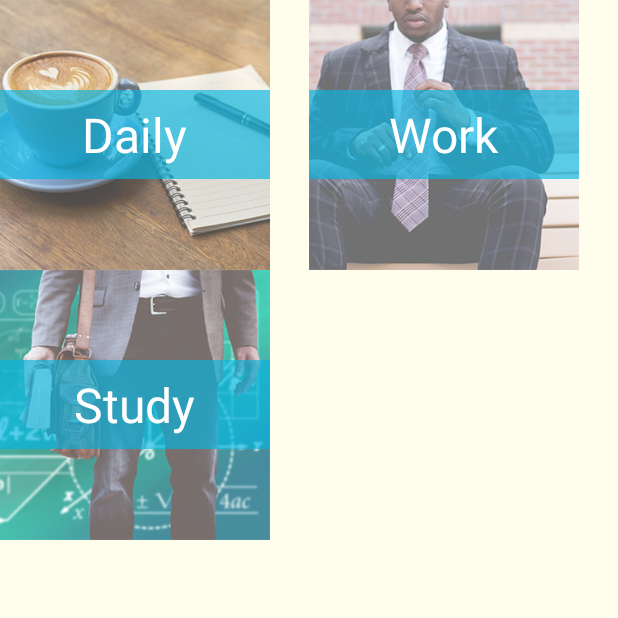
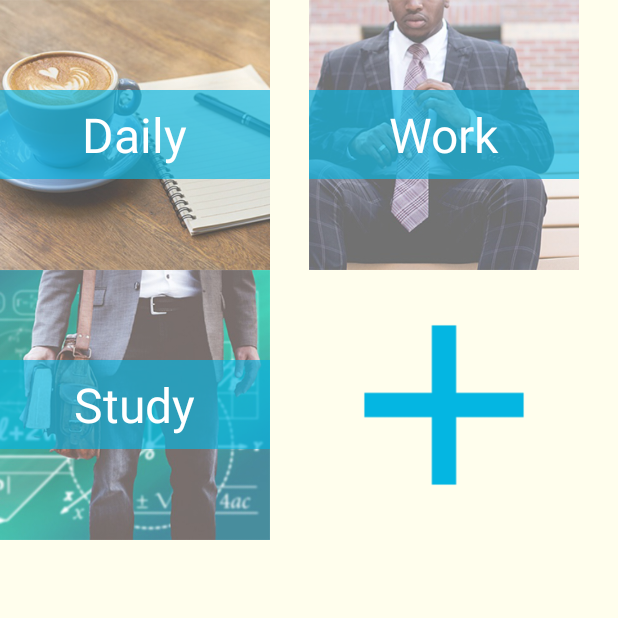
Before and after one commit to patrykserek/forget-me-not, an Android app: the fragment CategoriesFragment shown on its own in the app's theme, on a phone screen of 412 x 824 dp, the top half of it. Run offline under Robolectric (Android 15) with nearby library versions, the phone set to English and light mode, and no system bars; our stand-ins replace Room's generated code, RxJava; 1 statement that could not run was skipped.

Commit message:
integration db with categories view

```diff
--- a/app/build.gradle
+++ b/app/build.gradle
@@ -46,7 +46,8 @@ dependencies {
     }
     implementation 'uk.co.chrisjenx:calligraphy:2.3.0'
     implementation 'android.arch.persistence.room:runtime:1.0.0'
-    annotationProcessor 'android.arch.persistence.room:compiler:1.0.0'
+    implementation 'android.arch.persistence.room:rxjava2:1.0.0'
+    kapt "android.arch.persistence.room:compiler:1.0.0"
     compile 'io.reactivex.rxjava2:rxandroid:2.0.1'
     compile 'io.reactivex.rxjava2:rxjava:2.1.7'
 }
--- /dev/null
+++ b/app/src/main/java/com/keresmi/forgetmenot/categories/AddCategoryDialog.kt
@@ -0,0 +1,13 @@
+package com.keresmi.forgetmenot.categories
+
+import android.app.DialogFragment
+
+
+/**
+ * Created by keresmi.
+ * https://github.com/keresmi
+ */
+class AddCategoryDialog: DialogFragment() {
+
+
+}
--- a/app/src/main/java/com/keresmi/forgetmenot/categories/CategoriesAdapter.kt
+++ b/app/src/main/java/com/keresmi/forgetmenot/categories/CategoriesAdapter.kt
@@ -1,6 +1,5 @@
 package com.keresmi.forgetmenot.categories
 
-import android.content.Context
 import android.support.v7.widget.RecyclerView
 import android.view.View
 import android.view.ViewGroup
@@ -12,8 +11,7 @@ import kotlinx.android.synthetic.main.item_category.view.*
  * Created by keresmi.
  * https://github.com/keresmi
  */
-class CategoriesAdapter(private val categories: List<CategoryVM>, private val context: Context,
-                        private val listener: (CategoryVM) -> Unit) :
+class CategoriesAdapter(private val categories: List<CategoryVM>, private val listener: (CategoryVM) -> Unit) :
         RecyclerView.Adapter<CategoriesAdapter.CategoryViewHolder>() {
 
     override fun onCreateViewHolder(parent: ViewGroup, viewType: Int): CategoryViewHolder {
@@ -27,13 +25,10 @@ class CategoriesAdapter(private val categories: List<CategoryVM>, private val co
 
     inner class CategoryViewHolder(itemView: View) : RecyclerView.ViewHolder(itemView) {
         fun bind(categoryVm: CategoryVM, listener: (CategoryVM) -> Unit) {
+            if (categoryVm.name.isEmpty()) itemView.category_name_background.visibility = View.GONE
+            else itemView.category_name.text = categoryVm.name
             itemView.setOnClickListener { listener(categoryVm) }
-            itemView.category_name.text = categoryVm.name
-            val resId = getImageResByName(categoryVm.imageName)
-            if (resId != 0) itemView.category_image.setImageResource(resId)
+            itemView.category_image.setImageResource(categoryVm.imageRes)
         }
-
-        private fun getImageResByName(resName: String): Int =
-                context.resources.getIdentifier(resName, "drawable", context.packageName)
     }
 }
--- a/app/src/main/java/com/keresmi/forgetmenot/categories/CategoriesContract.kt
+++ b/app/src/main/java/com/keresmi/forgetmenot/categories/CategoriesContract.kt
@@ -1,4 +1,6 @@
 package com.keresmi.forgetmenot.categories
+
+import com.keresmi.forgetmenot.db.dao.CategoryDao
 
 
 /**
@@ -14,6 +16,8 @@ interface CategoriesContract {
     interface Presenter {
         fun attachView(view: View)
         fun detachView()
+        fun init(categoryDao: CategoryDao, listener: () -> Unit)
         fun getCategories()
+        fun addCategory(categoryVM: CategoryVM)
     }
 }
--- a/app/src/main/java/com/keresmi/forgetmenot/categories/CategoriesFragment.kt
+++ b/app/src/main/java/com/keresmi/forgetmenot/categories/CategoriesFragment.kt
@@ -8,6 +8,7 @@ import android.view.LayoutInflater
 import android.view.View
 import android.view.ViewGroup
 import com.keresmi.forgetmenot.R
+import com.keresmi.forgetmenot.db.LocalDatabase
 import kotlinx.android.synthetic.main.fragment_categories.*
 
 /**
@@ -18,15 +19,14 @@ class CategoriesFragment : Fragment(), CategoriesContract.View {
 
     private val presenter: CategoriesContract.Presenter = CategoriesPresenter()
 
-    override fun onCreateView(inflater: LayoutInflater?, container: ViewGroup?, savedInstanceState: Bundle?): View? {
-        return inflater?.inflate(R.layout.fragment_categories, container, false)
-    }
+    override fun onCreateView(inflater: LayoutInflater?, container: ViewGroup?, savedInstanceState: Bundle?): View? =
+            inflater?.inflate(R.layout.fragment_categories, container, false)
 
     override fun onViewCreated(view: View?, savedInstanceState: Bundle?) {
         super.onViewCreated(view, savedInstanceState)
         activity.setTitle(R.string.categories)
         presenter.attachView(this)
-        presenter.getCategories()
+        presenter.init(LocalDatabase.getInstance(context).categoryDao(), { presenter.getCategories() })
     }
 
     override fun onDestroyView() {
@@ -36,7 +36,7 @@ class CategoriesFragment : Fragment(), CategoriesContract.View {
 
     override fun showCategories(categories: List<CategoryVM>) {
         categories_recycler_view.layoutManager = GridLayoutManager(context, 2)
-        categories_recycler_view.adapter = CategoriesAdapter(categories, context,
+        categories_recycler_view.adapter = CategoriesAdapter(categories,
                 { categoryVM -> openCategory(categoryVM.name) })
     }
 
--- a/app/src/main/java/com/keresmi/forgetmenot/categories/CategoriesPresenter.kt
+++ b/app/src/main/java/com/keresmi/forgetmenot/categories/CategoriesPresenter.kt
@@ -1,4 +1,12 @@
 package com.keresmi.forgetmenot.categories
+
+import android.util.Log
+import com.keresmi.forgetmenot.R
+import com.keresmi.forgetmenot.db.Category
+import com.keresmi.forgetmenot.db.dao.CategoryDao
+import io.reactivex.Completable
+import io.reactivex.android.schedulers.AndroidSchedulers
+import io.reactivex.schedulers.Schedulers
 
 
 /**
@@ -7,7 +15,9 @@ package com.keresmi.forgetmenot.categories
  */
 class CategoriesPresenter : CategoriesContract.Presenter {
 
+    private val TAG = CategoriesPresenter::class.java.simpleName
     private var view: CategoriesContract.View? = null
+    private var categoryDao: CategoryDao? = null
 
     override fun attachView(view: CategoriesContract.View) {
         this.view = view
@@ -17,11 +27,40 @@ class CategoriesPresenter : CategoriesContract.Presenter {
         this.view = null
     }
 
-    override fun getCategories() {
-        view?.showCategories(mockCategories())
+    override fun init(categoryDao: CategoryDao, listener: () -> Unit) {
+        this.categoryDao = categoryDao
+        savePredefinedCategories(listener)
     }
 
-    private fun mockCategories(): List<CategoryVM> = listOf(CategoryVM("Daily", "coffee"),
-            CategoryVM("Work", "blazer"),
-            CategoryVM("Study", "student"))
+    override fun getCategories() {
+        categoryDao?.getAllCategories()
+                ?.map(this::convert)
+                ?.subscribeOn(Schedulers.io())
+                ?.observeOn(AndroidSchedulers.mainThread())
+                ?.subscribe({ view?.showCategories(it) },
+                        { error -> Log.e(TAG, "getCategories: Error: " + error.message) })
+    }
+
+    override fun addCategory(categoryVM: CategoryVM) {
+
+    }
+
+    private fun savePredefinedCategories(listener: () -> Unit) {
+        Completable.fromCallable { categoryDao?.insertAll(getPredefinedCategories()) }
+                .subscribeOn(Schedulers.io())
+                .observeOn(AndroidSchedulers.mainThread())
+                .subscribe({ listener() },
+                        { error -> Log.e(TAG, "Init categories error: " + error.message) })
+    }
+
+    private fun getPredefinedCategories(): List<Category> = listOf(Category("Daily", R.drawable.coffee),
+            Category("Work", R.drawable.blazer), Category("Study", R.drawable.student))
+
+    private fun getAddButton() = CategoryVM("", R.drawable.ic_add_white_48px)
+
+    private fun convert(categoryList: List<Category>): List<CategoryVM> =
+            categoryList.map(::CategoryVM)
+                    .toMutableList()
+                    .apply { add(getAddButton()) }
+                    .toList()
 }
--- a/app/src/main/java/com/keresmi/forgetmenot/categories/ViewModels.kt
+++ b/app/src/main/java/com/keresmi/forgetmenot/categories/ViewModels.kt
@@ -1,8 +1,12 @@
 package com.keresmi.forgetmenot.categories
+
+import com.keresmi.forgetmenot.db.Category
 
 
 /**
  * Created by keresmi.
  * https://github.com/keresmi
  */
-data class CategoryVM(val name: String, val imageName: String)
+data class CategoryVM(val name: String, val imageRes: Int) {
+    constructor(category: Category) : this(category.name, category.imageRes)
+}
--- a/app/src/main/java/com/keresmi/forgetmenot/db/Entities.kt
+++ b/app/src/main/java/com/keresmi/forgetmenot/db/Entities.kt
@@ -11,15 +11,16 @@ import android.arch.persistence.room.Relation
  */
 
 @Entity(tableName = "Categories")
-data class Category(@PrimaryKey(autoGenerate = true) val id: Long, val name: String, val imageRes: Int)
+data class Category(@PrimaryKey var name: String = "", var imageRes: Int = 0)
 
 @Entity(tableName = "Items")
-data class Item(@PrimaryKey(autoGenerate = true) val id: Long, val name: String, val imageRes: Int)
+data class Item(@PrimaryKey var name: String = "", var imageRes: Int = 0)
 
 @Entity(tableName = "Categories_items")
-data class CategoryItem(@PrimaryKey(autoGenerate = true) val id: Long, val categoryId: Long, val itemId: Long)
+data class CategoryItem(var categoryName: String = "", var itemName: String = "",
+                        @PrimaryKey(autoGenerate = true) var id: Long = 0L)
 
-data class CategoryWithItems(@Embedded val category: Category,
-                             @Relation(parentColumn = "id", entityColumn = "categoryId",
-                                     entity = CategoryItem::class, projection = arrayOf("itemId"))
-                             val itemIdList: List<Long>)
+data class CategoryWithItems(@Embedded var category: Category,
+                             @Relation(parentColumn = "name", entityColumn = "categoryName",
+                                     entity = CategoryItem::class, projection = arrayOf("itemName"))
+                             var itemNameList: List<String>)
--- a/app/src/main/java/com/keresmi/forgetmenot/db/LocalDatabase.kt
+++ b/app/src/main/java/com/keresmi/forgetmenot/db/LocalDatabase.kt
@@ -10,7 +10,7 @@ import com.keresmi.forgetmenot.db.dao.CategoryDao
  * Created by keresmi.
  * https://github.com/keresmi
  */
-@Database(entities = arrayOf(Category::class, Item::class, CategoryItem::class), version = 1)
+@Database(entities = arrayOf(Category::class, Item::class, CategoryItem::class), version = 2)
 abstract class LocalDatabase : RoomDatabase() {
 
     abstract fun categoryDao(): CategoryDao
@@ -27,6 +27,7 @@ abstract class LocalDatabase : RoomDatabase() {
         private fun buildDatabase(context: Context) =
                 Room.databaseBuilder(context.applicationContext,
                         LocalDatabase::class.java, "forget-me-not.db")
+                        .fallbackToDestructiveMigration()
                         .build()
     }
 }
--- a/app/src/main/java/com/keresmi/forgetmenot/db/dao/CategoryDao.kt
+++ b/app/src/main/java/com/keresmi/forgetmenot/db/dao/CategoryDao.kt
@@ -2,6 +2,7 @@ package com.keresmi.forgetmenot.db.dao
 
 import android.arch.persistence.room.Dao
 import android.arch.persistence.room.Insert
+import android.arch.persistence.room.OnConflictStrategy
 import android.arch.persistence.room.Query
 import com.keresmi.forgetmenot.db.Category
 import io.reactivex.Single
@@ -17,12 +18,12 @@ interface CategoryDao {
     @Query("SELECT * FROM Categories")
     fun getAllCategories(): Single<List<Category>>
 
-    @Query("SELECT * FROM Categories WHERE name LIKE :name LIMIT 1")
+    @Query("SELECT * FROM Categories WHERE name LIKE :arg0 LIMIT 1")
     fun getCategoryByName(name: String): Single<Category>
 
-    @Insert()
+    @Insert(onConflict = OnConflictStrategy.IGNORE)
     fun insert(category: Category)
 
-    @Insert()
+    @Insert(onConflict = OnConflictStrategy.IGNORE)
     fun insertAll(categories: List<Category>)
 }
--- a/app/src/main/res/layout/item_category.xml
+++ b/app/src/main/res/layout/item_category.xml
@@ -12,6 +12,7 @@
         tools:src="@drawable/coffee" />
 
     <View
+        android:id="@+id/category_name_background"
         android:layout_width="wrap_content"
         android:layout_height="wrap_content"
         android:layout_alignBottom="@id/category_name"
```
Also changed, not shown: app/src/main/res/drawable/ic_add_white_48px.png (added).
